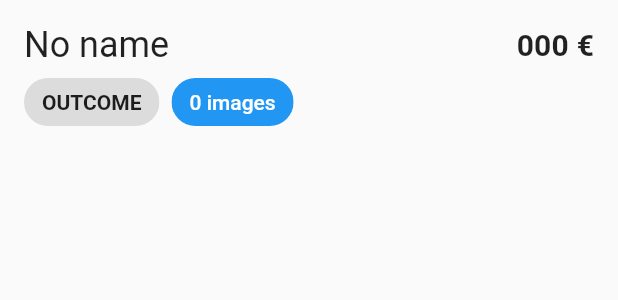
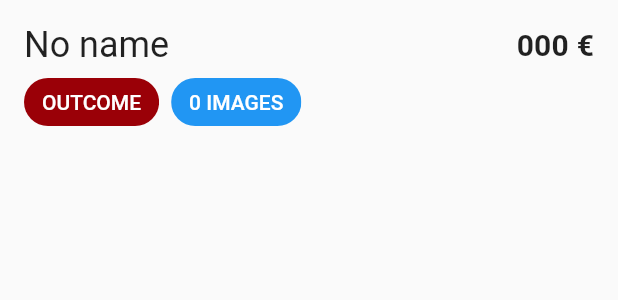
Before and after one commit to EliasDolinsek/cash_cockpit_flutter, a Flutter app: the BillItem widget shown alone on an empty page, opened directly with empty values, on a phone screen of 412 x 824 dp. Shown: the top 300 px of the screen. Run offline on Flutter 3.47's test engine with Material 2 defaults, Android fonts, the phone set to English and light mode, and no system bars; our stand-ins replace cloud_firestore, firebase_auth, flutter_masked_text, flutter_money_formatter, google_sign_in, month_picker_dialog; missing offline and left inert: flutter_material_color_picker; accounts and stored records are empty; statements that could not run were skipped.

Commit message:
Finished history_layout

```diff
--- a/lib/data/month_data_provider.dart
+++ b/lib/data/month_data_provider.dart
@@ -6,14 +6,16 @@ class MonthDataProvider {
   DateTime month;
   String firebaseUserID;
   Stream<QuerySnapshot> bills;
+  Function onMonthChanged;
 
-  MonthDataProvider({this.month, this.firebaseUserID}){
+  MonthDataProvider({this.month, this.firebaseUserID, this.onMonthChanged}){
     setupMonth(month);
   }
 
   void setupMonth(DateTime month){
     this.month = month;
     bills = Firestore.instance.collection("bills").where("userID", isEqualTo: firebaseUserID).where("month", isEqualTo: monthAsString).snapshots();
+    if(onMonthChanged != null) onMonthChanged();
   }
 
   String get monthAsString => DateFormat("MMM yyyy").format(month).toUpperCase();
--- a/lib/widgets/bill_item.dart
+++ b/lib/widgets/bill_item.dart
@@ -5,6 +5,7 @@ import '../core/bill.dart';
 import '../data/data_provider.dart';
 
 class BillItem extends StatelessWidget {
+
   final Bill bill;
   final Function onPressed;
 
@@ -42,12 +43,14 @@ class BillItem extends StatelessWidget {
                   label: Text(
                     bill.billTypeAsString,
                     style: TextStyle(
-                        fontWeight: FontWeight.bold),
+                      color: Colors.white,
+                    ),
                   ),
+                  backgroundColor: bill.billType == Bill.outcome ? Color(0xFF9a0007) : Color(0xFF00600f),
                 ),
                 SizedBox(width: 8.0),
                 Chip(
-                  label: Text("${bill.imageURLs.length} images",
+                  label: Text("${bill.imageURLs.length} IMAGES",
                       style: TextStyle(color: Colors.white)),
                   backgroundColor: Theme.of(context).primaryColor,
                 )
```
Also changed, not shown: lib/layouts/history_layout.dart (+34 -15 lines).
